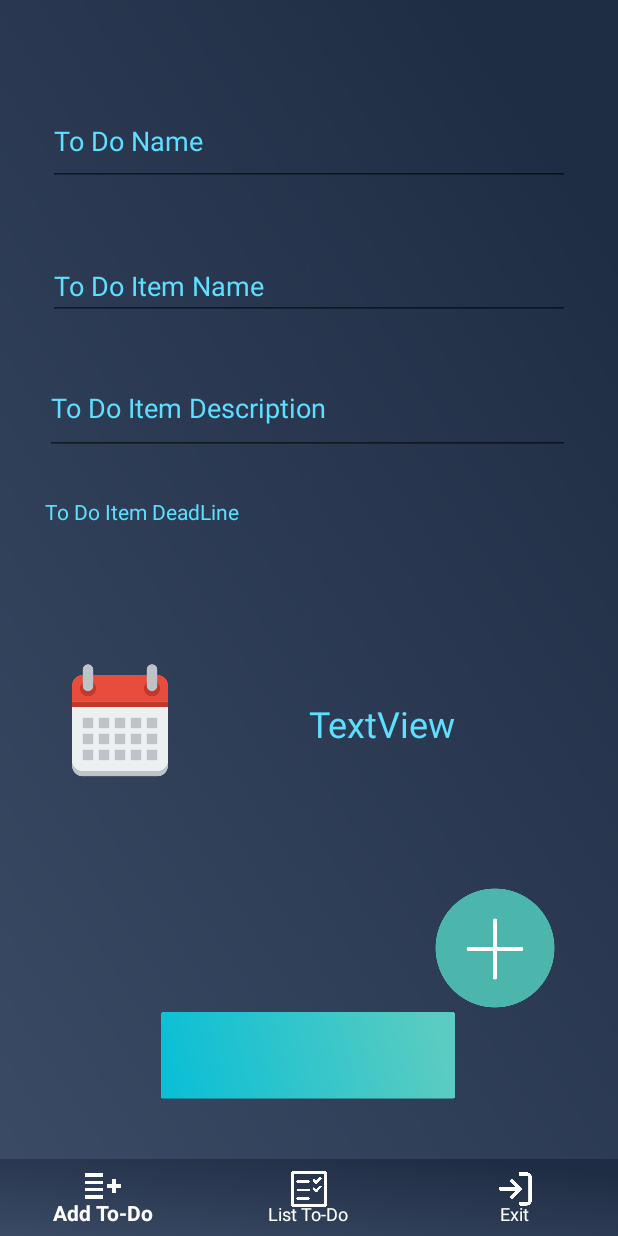
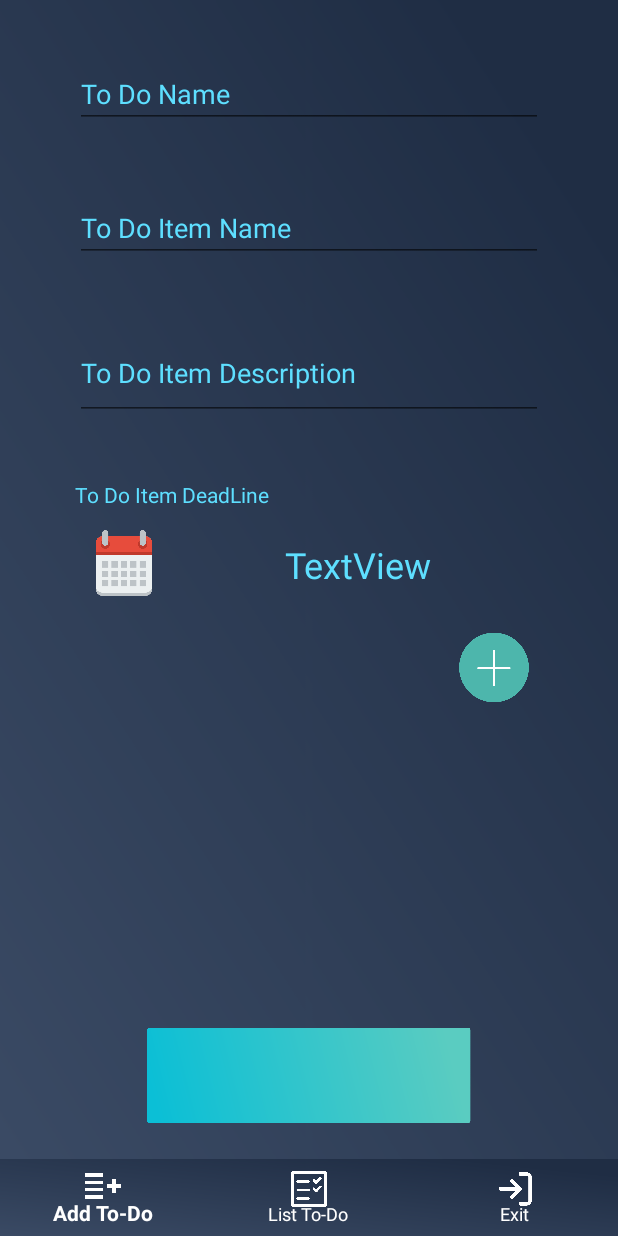
Before and after one commit to AlpYuktug/ToDoListApp, an Android app: the fragment FragmentToDoListCreate placed in its activity, on a phone screen of 412 x 824 dp. Run offline under Robolectric (Android 15) with nearby library versions, the light colour scheme and no system bars; our stand-ins replace Volley; plain views replace MaterialEditText; network calls fail.

Commit message:
ToDoListItemCreate

```diff
--- a/app/src/main/java/com/todolistapp/Fragment/FragmentToDoListCreate.java
+++ b/app/src/main/java/com/todolistapp/Fragment/FragmentToDoListCreate.java
@@ -55,6 +55,7 @@ public class FragmentToDoListCreate extends Fragment {
 
     public SharedPreferences UserInformationSP;
     public String UserEmail;
+    public Integer ItemCount = 0;
 
     @Override
     public void onCreate(Bundle savedInstanceState) {
@@ -90,7 +91,7 @@ public class FragmentToDoListCreate extends Fragment {
         imageViewItemAdd.setOnClickListener(new View.OnClickListener() {
             @Override
             public void onClick(View view) {
-
+                ItemCount++;
                 ToDoListItemAddJSON();
 
             }
@@ -99,9 +100,10 @@ public class FragmentToDoListCreate extends Fragment {
         imageViewToDoListAdd.setOnClickListener(new View.OnClickListener() {
             @Override
             public void onClick(View view) {
-
+                if(ItemCount>0)
                 ToDoListCreateJSON();
-
+                else
+                    Toast.makeText(getContext(),"Please add a minimum of one activity\n",Toast.LENGTH_LONG).show();
             }
         });
 
--- a/app/src/main/res/layout/fragment_todolist_create.xml
+++ b/app/src/main/res/layout/fragment_todolist_create.xml
@@ -7,13 +7,21 @@
     android:background="@drawable/background"
     android:layout_height="match_parent">
 
+    <androidx.constraintlayout.widget.ConstraintLayout
+        android:id="@+id/constraintLayoutTop"
+        android:layout_width="0dp"
+        android:layout_height="304dp"
+        app:layout_constraintEnd_toEndOf="parent"
+        app:layout_constraintStart_toStartOf="parent"
+        app:layout_constraintTop_toTopOf="parent">
+
         <com.rengwuxian.materialedittext.MaterialEditText
             android:id="@+id/editTextToDoListName"
             android:layout_width="0dp"
-        android:layout_height="60dp"
-        android:layout_marginStart="32dp"
-        android:layout_marginTop="64dp"
-        android:layout_marginEnd="32dp"
+            android:layout_height="wrap_content"
+            android:layout_marginStart="50dp"
+            android:layout_marginTop="40dp"
+            android:layout_marginEnd="50dp"
             android:ems="16"
             android:hint="To Do Name"
             android:inputType="textEmailAddress"
@@ -23,7 +31,6 @@
             android:textColorHint="@color/colorAccent"
             android:textColorLink="@android:color/transparent"
             app:layout_constraintEnd_toEndOf="parent"
-        app:layout_constraintHorizontal_bias="0.0"
             app:layout_constraintStart_toStartOf="parent"
             app:layout_constraintTop_toTopOf="parent"
             app:met_floatingLabel="highlight"
@@ -34,7 +41,6 @@
             android:id="@+id/editTextToDoItemName"
             android:layout_width="0dp"
             android:layout_height="wrap_content"
-        android:layout_marginTop="44dp"
             android:ems="16"
             android:hint="To Do Item Name"
             android:inputType="textEmailAddress"
@@ -43,8 +49,8 @@
             android:textColor="@android:color/background_light"
             android:textColorHint="@color/colorAccent"
             android:textColorLink="@android:color/transparent"
+            app:layout_constraintBottom_toTopOf="@+id/editTextToDoItemDesc"
             app:layout_constraintEnd_toEndOf="@+id/editTextToDoListName"
-        app:layout_constraintHorizontal_bias="1.0"
             app:layout_constraintStart_toStartOf="@+id/editTextToDoListName"
             app:layout_constraintTop_toBottomOf="@+id/editTextToDoListName"
             app:met_floatingLabel="highlight"
@@ -53,9 +59,9 @@
 
         <com.rengwuxian.materialedittext.MaterialEditText
             android:id="@+id/editTextToDoItemDesc"
-        android:layout_width="350dp"
+            android:layout_width="0dp"
             android:layout_height="62dp"
-        android:layout_marginTop="28dp"
+            android:layout_marginBottom="24dp"
             android:ems="16"
             android:hint="To Do Item Description"
             android:inputType="textEmailAddress"
@@ -64,43 +70,45 @@
             android:textColor="@android:color/background_light"
             android:textColorHint="@color/colorAccent"
             android:textColorLink="@android:color/transparent"
-        app:layout_constraintEnd_toEndOf="@+id/editTextToDoListName"
-        app:layout_constraintHorizontal_bias="1.0"
-        app:layout_constraintStart_toStartOf="@+id/editTextToDoListName"
-        app:layout_constraintTop_toBottomOf="@+id/editTextToDoItemName"
+            app:layout_constraintBottom_toBottomOf="parent"
+            app:layout_constraintEnd_toEndOf="@+id/editTextToDoItemName"
+            app:layout_constraintHorizontal_bias="0.0"
+            app:layout_constraintStart_toStartOf="@+id/editTextToDoItemName"
             app:met_floatingLabel="highlight"
             app:met_textColor="@color/colorAccent"
             app:met_textColorHint="@color/colorAccent" />
 
-    <ImageView
-        android:id="@+id/imageViewToDoListAdd"
-        android:layout_width="196dp"
-        android:layout_height="58dp"
-        android:layout_marginBottom="40dp"
-        app:layout_constraintBottom_toBottomOf="parent"
+    </androidx.constraintlayout.widget.ConstraintLayout>
+
+
+    <androidx.constraintlayout.widget.ConstraintLayout
+        android:id="@+id/constraintLayoutMiddle"
+        android:layout_width="0dp"
+        android:layout_height="181dp"
         app:layout_constraintEnd_toEndOf="parent"
-        app:layout_constraintHorizontal_bias="0.497"
         app:layout_constraintStart_toStartOf="parent"
-        app:srcCompat="@drawable/button" />
+        app:layout_constraintTop_toBottomOf="@+id/constraintLayoutTop">
+
 
         <TextView
             android:id="@+id/textViewDate"
             android:layout_width="0dp"
             android:layout_height="wrap_content"
-        android:layout_marginTop="28dp"
+            android:layout_marginStart="50dp"
+            android:layout_marginTop="16dp"
+            android:layout_marginEnd="50dp"
             android:text="To Do Item DeadLine"
             android:textColor="@color/colorAccent"
-        app:layout_constraintEnd_toEndOf="@+id/editTextToDoItemDesc"
+            app:layout_constraintEnd_toEndOf="parent"
             app:layout_constraintHorizontal_bias="0.0"
-        app:layout_constraintStart_toStartOf="@+id/editTextToDoItemDesc"
-        app:layout_constraintTop_toBottomOf="@+id/editTextToDoItemDesc" />
+            app:layout_constraintStart_toStartOf="parent"
+            app:layout_constraintTop_toTopOf="parent" />
 
         <ImageView
             android:id="@+id/imageViewCalendar"
-        android:layout_width="100dp"
-        android:layout_height="85dp"
-        android:layout_marginTop="24dp"
-        app:layout_constraintBottom_toTopOf="@+id/imageViewItemAdd"
+            android:layout_width="65dp"
+            android:layout_height="50dp"
+            android:layout_marginTop="12dp"
             app:layout_constraintStart_toStartOf="@+id/textViewDate"
             app:layout_constraintTop_toBottomOf="@+id/textViewDate"
             app:srcCompat="@drawable/calendaricon" />
@@ -118,24 +126,53 @@
             app:layout_constraintStart_toEndOf="@+id/imageViewCalendar"
             app:layout_constraintTop_toTopOf="@+id/imageViewCalendar" />
 
+        <ImageView
+            android:id="@+id/imageViewItemAdd"
+            android:layout_width="65dp"
+            android:layout_height="50dp"
+            app:layout_constraintBottom_toBottomOf="parent"
+            app:layout_constraintEnd_toEndOf="@+id/textViewSelectedDate"
+            app:layout_constraintHorizontal_bias="1.0"
+            app:layout_constraintStart_toEndOf="@+id/imageViewCalendar"
+            app:layout_constraintTop_toBottomOf="@+id/textViewSelectedDate"
+            app:layout_constraintVertical_bias="0.636"
+            app:srcCompat="@drawable/newtodo" />
+
+    </androidx.constraintlayout.widget.ConstraintLayout>
+
+
+    <androidx.constraintlayout.widget.ConstraintLayout
+        android:id="@+id/constraintLayoutButtom"
+        android:layout_width="0dp"
+        android:layout_height="0dp"
+        app:layout_constraintBottom_toBottomOf="parent"
+        app:layout_constraintEnd_toEndOf="parent"
+        app:layout_constraintStart_toStartOf="parent"
+        app:layout_constraintTop_toBottomOf="@+id/constraintLayoutMiddle">
+
+
         <androidx.recyclerview.widget.RecyclerView
             android:id="@+id/RecylerViewItemList"
-        android:layout_width="349dp"
+            android:layout_width="0dp"
             android:layout_height="0dp"
+            android:layout_marginStart="32dp"
+            android:layout_marginEnd="32dp"
             app:layout_constraintBottom_toTopOf="@+id/imageViewToDoListAdd"
-        app:layout_constraintEnd_toEndOf="@+id/textViewSelectedDate"
-        app:layout_constraintHorizontal_bias="1.0"
-        app:layout_constraintStart_toStartOf="@+id/imageViewCalendar" />
+            app:layout_constraintEnd_toEndOf="parent"
+            app:layout_constraintStart_toStartOf="parent"
+            app:layout_constraintTop_toTopOf="parent" />
 
         <ImageView
-        android:id="@+id/imageViewItemAdd"
-        android:layout_width="100dp"
-        android:layout_height="85dp"
-        app:layout_constraintBottom_toTopOf="@+id/RecylerViewItemList"
+            android:id="@+id/imageViewToDoListAdd"
+            android:layout_width="0dp"
+            android:layout_height="63dp"
+            android:layout_marginBottom="24dp"
+            app:layout_constraintBottom_toBottomOf="parent"
             app:layout_constraintEnd_toEndOf="@+id/RecylerViewItemList"
-        app:layout_constraintHorizontal_bias="1.0"
             app:layout_constraintStart_toStartOf="@+id/RecylerViewItemList"
-        app:srcCompat="@drawable/newtodo" />
+            app:srcCompat="@drawable/button" />
 
 
     </androidx.constraintlayout.widget.ConstraintLayout>
+
+</androidx.constraintlayout.widget.ConstraintLayout>
```
Lines whose indentation alone changed are shown as unchanged.
